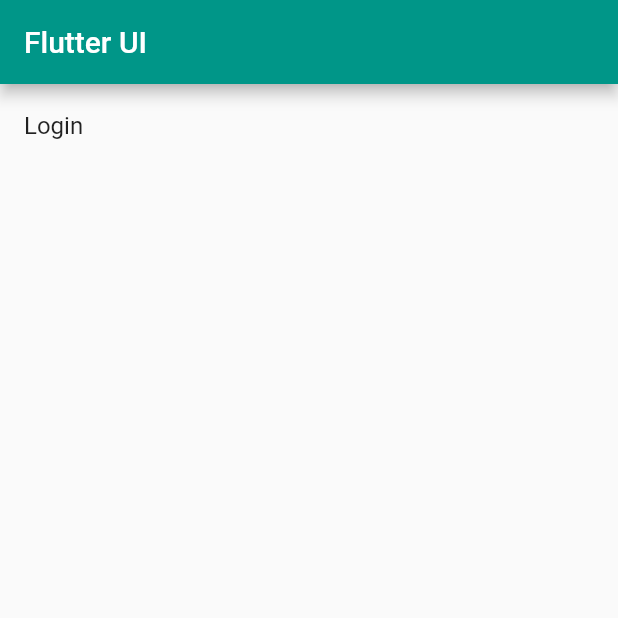
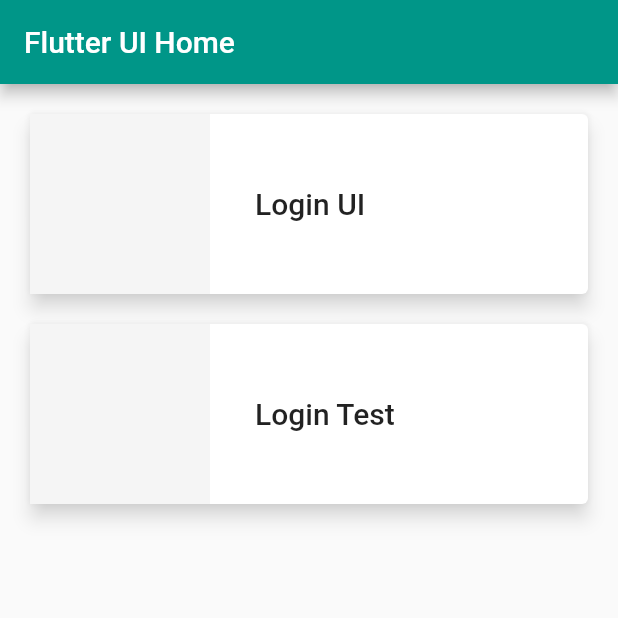
Before and after one commit to arevalolucianadg/Flutter-UI-Challenge, a Flutter app: the screen it shows after launch, on a phone screen of 412 x 824 dp, the top half of it. Run offline on Flutter 3.47's test engine with Material 2 defaults, Android fonts, the light colour scheme and no system bars.

Commit message:
Add MenuProvider + MenuItemsCards + LoginChallenge page

```diff
--- a/data/internalLinks.json
+++ b/data/internalLinks.json
@@ -1,3 +1,12 @@
 {
-
+    "routes": [
+        {
+            "route": "login-challenge",
+            "name": "Login UI"
+        },
+        {
+            "route": "test-challenge",
+            "name": "Login Test"
+        }
+    ]
 }
--- a/lib/src/pages/home_page.dart
+++ b/lib/src/pages/home_page.dart
@@ -1,4 +1,6 @@
 import 'package:flutter/material.dart';
+
+import 'package:flutter_ui_challenge/src/providers/menu_provider.dart';
 
 class HomePage extends StatelessWidget {
 
@@ -6,17 +8,69 @@
   Widget build(BuildContext context) {
     return Scaffold(
       appBar: AppBar(
-        title: Text('Flutter UI'),
+        title: Text('Flutter UI Home'),
       ),
-      body: Container(
-        child: Column(
-          children: [
-            ListTile(
-              onTap: () {},
-              title: Text('Login')
-            )
-          ],
-        ),
+      body: SafeArea(
+        child: Padding(
+          padding: EdgeInsets.all(16.0),
+          child: Container(
+            child: _menu()
+          ),
+        )
+      ),
+    );
+  }
+
+  Widget _menu() {
+
+    return FutureBuilder(
+      future: menuProvider.getData(),
+      initialData: [],
+      builder: (BuildContext context, AsyncSnapshot<List<dynamic>> snapshot) {
+        return ListView(
+          children: _menuList(snapshot.data, context),
+        );
+      },
+    );
+  }
+
+  List<Widget> _menuList(List<dynamic> data, BuildContext context) {
+    final List<Widget> menuItems = [];
+    print(data);
+    for(var item in data) {
+      final widgetTemp = GestureDetector(
+        onTap: () {
+          Navigator.pushNamed(context, item['route']);
+        },
+        child: _menuCard(context, item),
+      );
+
+      menuItems..add(widgetTemp)..add(SizedBox(height: 12.0));
+    }
+
+    return menuItems;
+  }
+
+  Widget _menuCard(context, item) {
+    return Card(
+      elevation: 5.0,
+      shadowColor: const Color(0xfff5f5f5),
+      child: Row(
+        children: [
+          Container(
+            height: 120.0,
+            width: 120.0,
+            decoration: BoxDecoration(
+              color: const Color(0xfff5f5f5)
+            ),
+            padding: EdgeInsets.all(16.0),
+          ),
+          SizedBox(width: 30.0),
+          Text(
+            item['name'],
+            style: Theme.of(context).textTheme.title,
+          ),
+        ]
       ),
     );
   }
--- a/lib/src/routes/routes.dart
+++ b/lib/src/routes/routes.dart
@@ -1,9 +1,11 @@
 import 'package:flutter/material.dart';
 
 import '../pages/home_page.dart';
+import '../pages/challenges/login_challenge.dart';
 
 Map<String, WidgetBuilder> getRoutes() {
   return <String, WidgetBuilder>{
-    '/': (BuildContext context) => HomePage()
+    '/': (BuildContext context) => HomePage(),
+    'login-challenge': (BuildContext context) => LoginChallenge(),
   };
 }
--- a/pubspec.yaml
+++ b/pubspec.yaml
@@ -45,9 +45,9 @@
   uses-material-design: true
 
   # To add assets to your application, add an assets section, like this:
-  # assets:
-  #   - images/a_dot_burr.jpeg
-  #   - images/a_dot_ham.jpeg
+  assets:
+    - assets/
+    - data/
 
   # An image asset can refer to one or more resolution-specific "variants", see
   # https://flutter.dev/assets-and-images/#resolution-aware.
```
Also changed, not shown: lib/src/pages/challenges/login_challenge.dart (added, +16 -0 lines), lib/src/providers/menu_provider.dart (added, +20 -0 lines), assets/icon-mobile-app.png (added).
